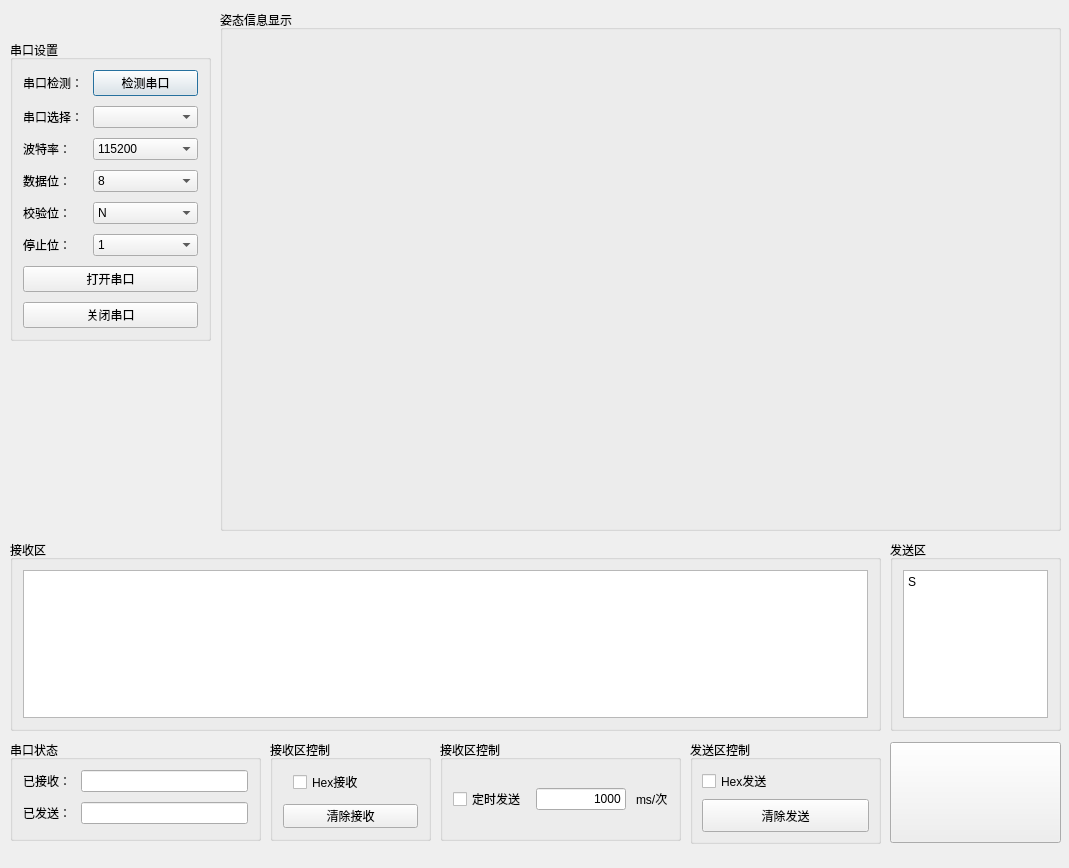
Above: Body positioning/ui_MainWindow.ui from yuexia9527/PyQt5 before the change. Below: the same form after it.
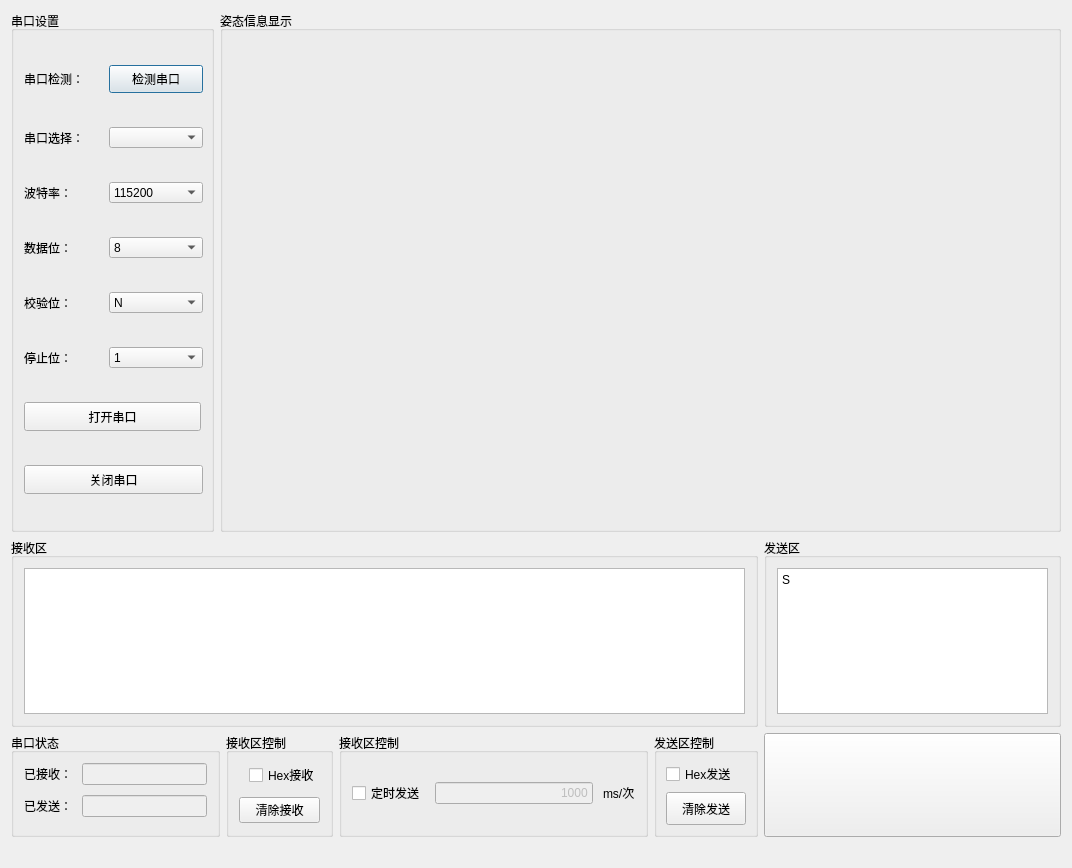
That is the form after the change. Icons and pictures are not drawn.

What changed in the file:
```diff
--- a/Body positioning/ui_MainWindow.ui
+++ b/Body positioning/ui_MainWindow.ui
@@ -13,25 +13,19 @@
   <property name="windowTitle">
    <string>Form</string>
   </property>
+  <layout class="QGridLayout" name="gridLayout_6">
+   <item row="0" column="0">
   <widget class="QGroupBox" name="formGroupBox">
-   <property name="geometry">
-    <rect>
-     <x>10</x>
-     <y>40</y>
-     <width>201</width>
-     <height>301</height>
-    </rect>
+     <property name="minimumSize">
+      <size>
+       <width>203</width>
+       <height>279</height>
+      </size>
    </property>
    <property name="title">
     <string>串口设置</string>
    </property>
-   <layout class="QFormLayout" name="formLayout">
-    <property name="horizontalSpacing">
-     <number>10</number>
-    </property>
-    <property name="verticalSpacing">
-     <number>10</number>
-    </property>
+     <layout class="QGridLayout" name="gridLayout_4">
     <property name="leftMargin">
      <number>10</number>
     </property>
@@ -44,8 +38,23 @@
     <property name="bottomMargin">
      <number>10</number>
     </property>
+      <property name="spacing">
+       <number>10</number>
+      </property>
     <item row="0" column="0">
      <widget class="QLabel" name="s1__lb_1">
+        <property name="minimumSize">
+         <size>
+          <width>75</width>
+          <height>26</height>
+         </size>
+        </property>
+        <property name="maximumSize">
+         <size>
+          <width>75</width>
+          <height>26</height>
+         </size>
+        </property>
       <property name="text">
        <string>串口检测：</string>
       </property>
@@ -53,6 +62,18 @@
     </item>
     <item row="0" column="1">
      <widget class="QPushButton" name="s1__box_1">
+        <property name="minimumSize">
+         <size>
+          <width>94</width>
+          <height>28</height>
+         </size>
+        </property>
+        <property name="maximumSize">
+         <size>
+          <width>94</width>
+          <height>28</height>
+         </size>
+        </property>
       <property name="text">
        <string>检测串口</string>
       </property>
@@ -66,16 +87,53 @@
     </item>
     <item row="1" column="0">
      <widget class="QLabel" name="s1__lb_2">
+        <property name="minimumSize">
+         <size>
+          <width>75</width>
+          <height>21</height>
+         </size>
+        </property>
+        <property name="maximumSize">
+         <size>
+          <width>75</width>
+          <height>21</height>
+         </size>
+        </property>
       <property name="text">
        <string>串口选择：</string>
       </property>
      </widget>
     </item>
     <item row="1" column="1">
-     <widget class="QComboBox" name="s1__box_2"/>
+       <widget class="QComboBox" name="s1__box_2">
+        <property name="minimumSize">
+         <size>
+          <width>94</width>
+          <height>21</height>
+         </size>
+        </property>
+        <property name="maximumSize">
+         <size>
+          <width>94</width>
+          <height>21</height>
+         </size>
+        </property>
+       </widget>
     </item>
     <item row="2" column="0">
      <widget class="QLabel" name="s1__lb_3">
+        <property name="minimumSize">
+         <size>
+          <width>60</width>
+          <height>21</height>
+         </size>
+        </property>
+        <property name="maximumSize">
+         <size>
+          <width>60</width>
+          <height>21</height>
+         </size>
+        </property>
       <property name="text">
        <string>波特率：</string>
       </property>
@@ -83,6 +141,18 @@
     </item>
     <item row="2" column="1">
      <widget class="QComboBox" name="s1__box_3">
+        <property name="minimumSize">
+         <size>
+          <width>94</width>
+          <height>21</height>
+         </size>
+        </property>
+        <property name="maximumSize">
+         <size>
+          <width>94</width>
+          <height>21</height>
+         </size>
+        </property>
       <item>
        <property name="text">
         <string>115200</string>
@@ -147,6 +217,18 @@
     </item>
     <item row="3" column="0">
      <widget class="QLabel" name="s1__lb_4">
+        <property name="minimumSize">
+         <size>
+          <width>60</width>
+          <height>21</height>
+         </size>
+        </property>
+        <property name="maximumSize">
+         <size>
+          <width>60</width>
+          <height>21</height>
+         </size>
+        </property>
       <property name="text">
        <string>数据位：</string>
       </property>
@@ -154,6 +236,18 @@
     </item>
     <item row="3" column="1">
      <widget class="QComboBox" name="s1__box_4">
+        <property name="minimumSize">
+         <size>
+          <width>94</width>
+          <height>21</height>
+         </size>
+        </property>
+        <property name="maximumSize">
+         <size>
+          <width>94</width>
+          <height>21</height>
+         </size>
+        </property>
       <item>
        <property name="text">
         <string>8</string>
@@ -178,6 +272,18 @@
     </item>
     <item row="4" column="0">
      <widget class="QLabel" name="s1__lb_5">
+        <property name="minimumSize">
+         <size>
+          <width>60</width>
+          <height>21</height>
+         </size>
+        </property>
+        <property name="maximumSize">
+         <size>
+          <width>60</width>
+          <height>21</height>
+         </size>
+        </property>
       <property name="text">
        <string>校验位：</string>
       </property>
@@ -185,6 +291,18 @@
     </item>
     <item row="4" column="1">
      <widget class="QComboBox" name="s1__box_5">
+        <property name="minimumSize">
+         <size>
+          <width>94</width>
+          <height>21</height>
+         </size>
+        </property>
+        <property name="maximumSize">
+         <size>
+          <width>94</width>
+          <height>21</height>
+         </size>
+        </property>
       <item>
        <property name="text">
         <string>N</string>
@@ -194,6 +312,18 @@
     </item>
     <item row="5" column="0">
      <widget class="QLabel" name="s1__lb_6">
+        <property name="minimumSize">
+         <size>
+          <width>60</width>
+          <height>21</height>
+         </size>
+        </property>
+        <property name="maximumSize">
+         <size>
+          <width>60</width>
+          <height>21</height>
+         </size>
+        </property>
       <property name="text">
        <string>停止位：</string>
       </property>
@@ -201,6 +331,18 @@
     </item>
     <item row="5" column="1">
      <widget class="QComboBox" name="s1__box_6">
+        <property name="minimumSize">
+         <size>
+          <width>94</width>
+          <height>21</height>
+         </size>
+        </property>
+        <property name="maximumSize">
+         <size>
+          <width>94</width>
+          <height>21</height>
+         </size>
+        </property>
       <item>
        <property name="text">
         <string>1</string>
@@ -210,6 +352,18 @@
     </item>
     <item row="6" column="0" colspan="2">
      <widget class="QPushButton" name="open_button">
+        <property name="minimumSize">
+         <size>
+          <width>176</width>
+          <height>29</height>
+         </size>
+        </property>
+        <property name="maximumSize">
+         <size>
+          <width>179</width>
+          <height>29</height>
+         </size>
+        </property>
       <property name="text">
        <string>打开串口</string>
       </property>
@@ -221,6 +375,18 @@
     </item>
     <item row="7" column="0" colspan="2">
      <widget class="QPushButton" name="close_button">
+        <property name="minimumSize">
+         <size>
+          <width>179</width>
+          <height>29</height>
+         </size>
+        </property>
+        <property name="maximumSize">
+         <size>
+          <width>179</width>
+          <height>29</height>
+         </size>
+        </property>
       <property name="text">
        <string>关闭串口</string>
       </property>
@@ -232,15 +398,67 @@
     </item>
    </layout>
   </widget>
+   </item>
+   <item row="0" column="1" colspan="5">
+    <widget class="QGroupBox" name="groupBox">
+     <property name="minimumSize">
+      <size>
+       <width>841</width>
+       <height>521</height>
+      </size>
+     </property>
+     <property name="title">
+      <string>姿态信息显示</string>
+     </property>
+     <layout class="QGridLayout" name="gridLayout_5">
+      <item row="0" column="0">
+       <widget class="QWidget" name="centralWidget1" native="true">
+        <property name="minimumSize">
+         <size>
+          <width>420</width>
+          <height>250</height>
+         </size>
+        </property>
+       </widget>
+      </item>
+      <item row="0" column="1">
+       <widget class="QWidget" name="centralWidget2" native="true">
+        <property name="minimumSize">
+         <size>
+          <width>420</width>
+          <height>250</height>
+         </size>
+        </property>
+       </widget>
+      </item>
+      <item row="1" column="0">
+       <widget class="QWidget" name="centralWidget3" native="true">
+        <property name="minimumSize">
+         <size>
+          <width>420</width>
+          <height>250</height>
+         </size>
+        </property>
+       </widget>
+      </item>
+      <item row="1" column="1">
+       <widget class="QWidget" name="centralWidget4" native="true">
+        <property name="enabled">
+         <bool>true</bool>
+        </property>
+        <property name="minimumSize">
+         <size>
+          <width>420</width>
+          <height>250</height>
+         </size>
+        </property>
+       </widget>
+      </item>
+     </layout>
+    </widget>
+   </item>
+   <item row="1" column="0" colspan="5">
   <widget class="QGroupBox" name="verticalGroupBox">
-   <property name="geometry">
-    <rect>
-     <x>10</x>
-     <y>540</y>
-     <width>871</width>
-     <height>191</height>
-    </rect>
-   </property>
    <property name="title">
     <string>接收区</string>
    </property>
@@ -262,15 +480,9 @@
     </item>
    </layout>
   </widget>
+   </item>
+   <item row="1" column="5">
   <widget class="QGroupBox" name="verticalGroupBox_2">
-   <property name="geometry">
-    <rect>
-     <x>890</x>
-     <y>540</y>
-     <width>171</width>
-     <height>191</height>
-    </rect>
-   </property>
    <property name="title">
     <string>发送区</string>
    </property>
@@ -300,38 +512,9 @@
     </item>
    </layout>
   </widget>
-  <widget class="QPushButton" name="s3__send_button">
-   <property name="geometry">
-    <rect>
-     <x>890</x>
-     <y>742</y>
-     <width>171</width>
-     <height>101</height>
-    </rect>
-   </property>
-   <property name="text">
-    <string/>
-   </property>
-   <property name="icon">
-    <iconset>
-     <normaloff>QtApp/images/send.png</normaloff>QtApp/images/send.png</iconset>
-   </property>
-   <property name="iconSize">
-    <size>
-     <width>55</width>
-     <height>55</height>
-    </size>
-   </property>
-  </widget>
+   </item>
+   <item row="2" column="0" colspan="2">
   <widget class="QGroupBox" name="formGroupBox">
-   <property name="geometry">
-    <rect>
-     <x>10</x>
-     <y>740</y>
-     <width>251</width>
-     <height>101</height>
-    </rect>
-   </property>
    <property name="title">
     <string>串口状态</string>
    </property>
@@ -369,44 +552,24 @@
      </widget>
     </item>
     <item row="0" column="1">
-     <widget class="QLineEdit" name="lineEdit"/>
+       <widget class="QLineEdit" name="lineEdit">
+        <property name="enabled">
+         <bool>false</bool>
+        </property>
+       </widget>
     </item>
     <item row="1" column="1">
-     <widget class="QLineEdit" name="lineEdit_2"/>
+       <widget class="QLineEdit" name="lineEdit_2">
+        <property name="enabled">
+         <bool>false</bool>
+        </property>
+       </widget>
     </item>
    </layout>
   </widget>
-  <widget class="QLabel" name="state_label">
-   <property name="geometry">
-    <rect>
-     <x>650</x>
-     <y>842</y>
-     <width>411</width>
-     <height>21</height>
-    </rect>
-   </property>
-   <property name="text">
-    <string/>
-   </property>
-   <property name="textFormat">
-    <enum>Qt::AutoText</enum>
-   </property>
-   <property name="scaledContents">
-    <bool>true</bool>
-   </property>
-   <property name="alignment">
-    <set>Qt::AlignRight|Qt::AlignTrailing|Qt::AlignVCenter</set>
-   </property>
-  </widget>
+   </item>
+   <item row="2" column="2">
   <widget class="QGroupBox" name="formGroupBox_2">
-   <property name="geometry">
-    <rect>
-     <x>270</x>
-     <y>740</y>
-     <width>161</width>
-     <height>101</height>
-    </rect>
-   </property>
    <property name="title">
     <string>接收区控制</string>
    </property>
@@ -455,14 +618,20 @@
     </item>
    </layout>
   </widget>
+   </item>
+   <item row="2" column="3">
   <widget class="QGroupBox" name="formGroupBox_3">
-   <property name="geometry">
-    <rect>
-     <x>440</x>
-     <y>740</y>
-     <width>241</width>
-     <height>101</height>
-    </rect>
+     <property name="minimumSize">
+      <size>
+       <width>309</width>
+       <height>104</height>
+      </size>
+     </property>
+     <property name="maximumSize">
+      <size>
+       <width>16777215</width>
+       <height>104</height>
+      </size>
    </property>
    <property name="title">
     <string>接收区控制</string>
@@ -492,6 +661,9 @@
     </item>
     <item row="0" column="2">
      <widget class="QLineEdit" name="lineEdit_3">
+        <property name="enabled">
+         <bool>false</bool>
+        </property>
       <property name="text">
        <string>1000</string>
       </property>
@@ -509,15 +681,9 @@
     </item>
    </layout>
   </widget>
+   </item>
+   <item row="2" column="4">
   <widget class="QGroupBox" name="formGroupBox_4">
-   <property name="geometry">
-    <rect>
-     <x>690</x>
-     <y>740</y>
-     <width>191</width>
-     <height>104</height>
-    </rect>
-   </property>
    <property name="title">
     <string>发送区控制</string>
    </property>
@@ -554,62 +720,47 @@
     </item>
    </layout>
   </widget>
-  <widget class="QGroupBox" name="groupBox">
-   <property name="geometry">
-    <rect>
-     <x>220</x>
-     <y>10</y>
-     <width>841</width>
-     <height>521</height>
-    </rect>
-   </property>
-   <property name="title">
-    <string>姿态信息显示</string>
-   </property>
-   <widget class="QWidget" name="centralWidget1" native="true">
-    <property name="geometry">
-     <rect>
-      <x>0</x>
-      <y>20</y>
-      <width>420</width>
-      <height>250</height>
-     </rect>
-    </property>
-   </widget>
-   <widget class="QWidget" name="centralWidget2" native="true">
-    <property name="geometry">
-     <rect>
-      <x>421</x>
-      <y>20</y>
-      <width>420</width>
-      <height>250</height>
-     </rect>
-    </property>
-   </widget>
-   <widget class="QWidget" name="centralWidget3" native="true">
-    <property name="geometry">
-     <rect>
-      <x>0</x>
-      <y>271</y>
-      <width>420</width>
-      <height>251</height>
-     </rect>
-    </property>
-   </widget>
-   <widget class="QWidget" name="centralWidget4" native="true">
-    <property name="enabled">
+   </item>
+   <item row="2" column="5">
+    <widget class="QPushButton" name="s3__send_button">
+     <property name="minimumSize">
+      <size>
+       <width>0</width>
+       <height>104</height>
+      </size>
+     </property>
+     <property name="text">
+      <string/>
+     </property>
+     <property name="icon">
+      <iconset>
+       <normaloff>QtApp/images/send.png</normaloff>QtApp/images/send.png</iconset>
+     </property>
+     <property name="iconSize">
+      <size>
+       <width>55</width>
+       <height>55</height>
+      </size>
+     </property>
+    </widget>
+   </item>
+   <item row="3" column="3" colspan="3">
+    <widget class="QLabel" name="state_label">
+     <property name="text">
+      <string/>
+     </property>
+     <property name="textFormat">
+      <enum>Qt::AutoText</enum>
+     </property>
+     <property name="scaledContents">
      <bool>true</bool>
     </property>
-    <property name="geometry">
-     <rect>
-      <x>421</x>
-      <y>271</y>
-      <width>420</width>
-      <height>250</height>
-     </rect>
-    </property>
-   </widget>
-  </widget>
+     <property name="alignment">
+      <set>Qt::AlignRight|Qt::AlignTrailing|Qt::AlignVCenter</set>
+     </property>
+    </widget>
+   </item>
+  </layout>
   <zorder>verticalGroupBox</zorder>
   <zorder>verticalGroupBox_2</zorder>
   <zorder>formGroupBox</zorder>
```
Lines whose indentation alone changed are shown as unchanged.
